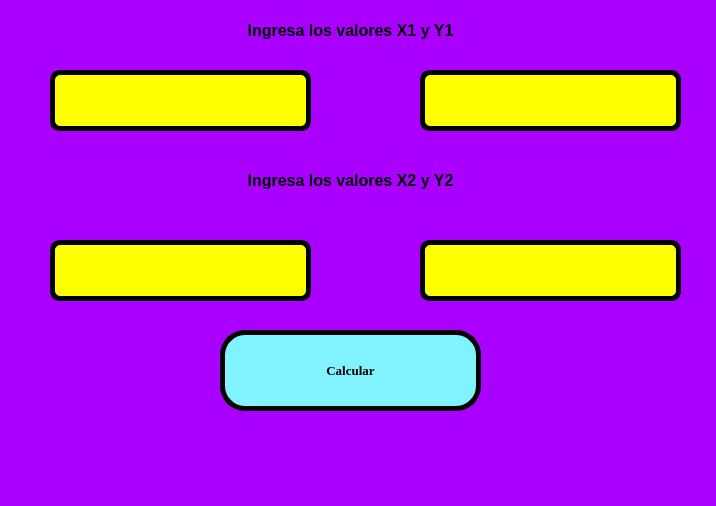
The window that PIP_2025_Eq1/Unidad 1/Ejercicios/E03_PuntoMedio.ui (juliancruz98/PIP_2025_Eq1) describes before a commit, drawn with Qt 5.
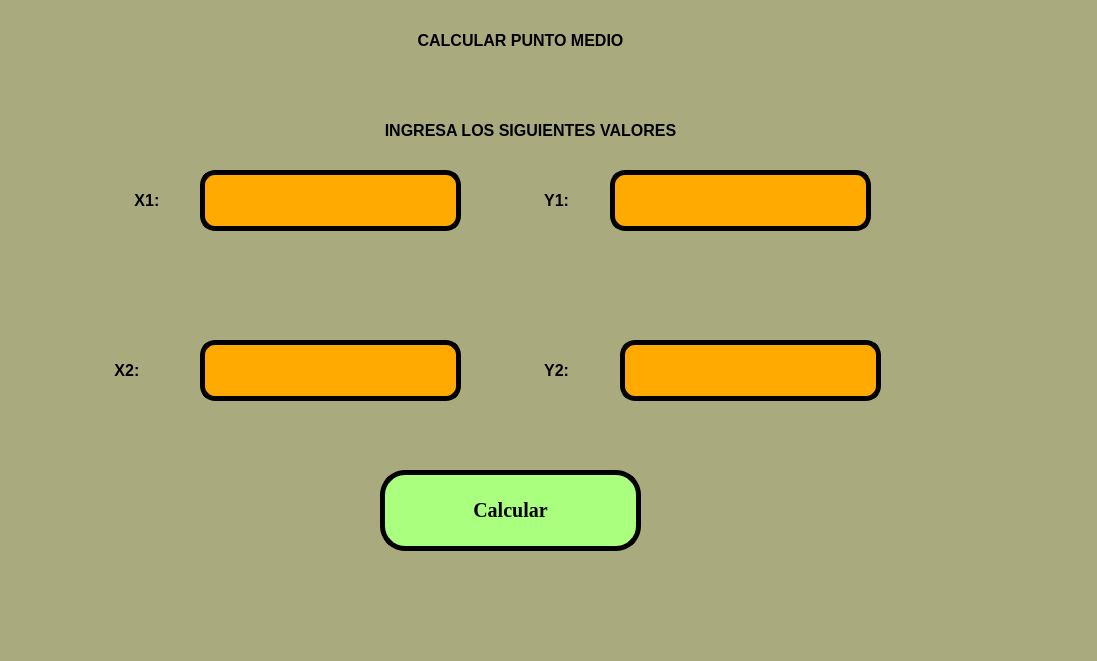
The same window after the commit.

```diff
--- a/PIP_2025_Eq1/Unidad 1/Ejercicios/E03_PuntoMedio.ui
+++ b/PIP_2025_Eq1/Unidad 1/Ejercicios/E03_PuntoMedio.ui
@@ -6,22 +6,22 @@
    <rect>
     <x>0</x>
     <y>0</y>
-    <width>716</width>
-    <height>506</height>
+    <width>1097</width>
+    <height>661</height>
    </rect>
   </property>
   <property name="windowTitle">
    <string>MainWindow</string>
   </property>
   <property name="styleSheet">
-   <string notr="true">background-color: rgb(170, 0, 255);</string>
+   <string notr="true">background-color: rgb(170, 170, 127);</string>
   </property>
   <widget class="QWidget" name="centralwidget">
    <widget class="QPushButton" name="btn_Calcular">
     <property name="geometry">
      <rect>
-      <x>220</x>
-      <y>330</y>
+      <x>380</x>
+      <y>470</y>
       <width>261</width>
       <height>81</height>
      </rect>
@@ -29,13 +29,13 @@
     <property name="font">
      <font>
       <family>Times New Roman</family>
-      <pointsize>10</pointsize>
+      <pointsize>15</pointsize>
       <weight>75</weight>
       <bold>true</bold>
      </font>
     </property>
     <property name="styleSheet">
-     <string notr="true">background-color: rgb(129, 243, 255);
+     <string notr="true">background-color: rgb(170, 255, 127);
 border-radius: 25px;
 border:  5px solid black;</string>
     </property>
@@ -46,8 +46,8 @@
    <widget class="QLineEdit" name="txt_X1">
     <property name="geometry">
      <rect>
-      <x>50</x>
-      <y>70</y>
+      <x>200</x>
+      <y>170</y>
       <width>261</width>
       <height>61</height>
      </rect>
@@ -58,16 +58,16 @@
      </font>
     </property>
     <property name="styleSheet">
-     <string notr="true">background-color: rgb(255, 255, 0);
-border-radius:10px;
+     <string notr="true">background-color: rgb(255, 170, 0);
+border-radius: 15px;
 border:  5px solid black;</string>
     </property>
    </widget>
    <widget class="QLineEdit" name="txt_Y1">
     <property name="geometry">
      <rect>
-      <x>420</x>
-      <y>70</y>
+      <x>610</x>
+      <y>170</y>
       <width>261</width>
       <height>61</height>
      </rect>
@@ -78,16 +78,16 @@
      </font>
     </property>
     <property name="styleSheet">
-     <string notr="true">background-color: rgb(255, 255, 0);
-border-radius:10px;
+     <string notr="true">background-color: rgb(255, 170, 0);
+border-radius: 15px;
 border:  5px solid black;</string>
     </property>
    </widget>
    <widget class="QLineEdit" name="txt_X2">
     <property name="geometry">
      <rect>
-      <x>50</x>
-      <y>240</y>
+      <x>200</x>
+      <y>340</y>
       <width>261</width>
       <height>61</height>
      </rect>
@@ -98,16 +98,16 @@
      </font>
     </property>
     <property name="styleSheet">
-     <string notr="true">background-color: rgb(255, 255, 0);
-border-radius:10px;
+     <string notr="true">background-color: rgb(255, 170, 0);
+border-radius: 15px;
 border:  5px solid black;</string>
     </property>
    </widget>
    <widget class="QLineEdit" name="txt_Y2">
     <property name="geometry">
      <rect>
-      <x>420</x>
-      <y>240</y>
+      <x>620</x>
+      <y>340</y>
       <width>261</width>
       <height>61</height>
      </rect>
@@ -118,55 +118,125 @@
      </font>
     </property>
     <property name="styleSheet">
-     <string notr="true">background-color: rgb(255, 255, 0);
-border-radius:10px;
+     <string notr="true">background-color: rgb(255, 170, 0);
+border-radius: 15px;
 border:  5px solid black;</string>
     </property>
    </widget>
    <widget class="QLabel" name="label">
     <property name="geometry">
      <rect>
-      <x>140</x>
-      <y>10</y>
-      <width>421</width>
+      <x>230</x>
+      <y>110</y>
+      <width>601</width>
       <height>41</height>
      </rect>
     </property>
     <property name="font">
      <font>
       <pointsize>12</pointsize>
+     </font>
+    </property>
+    <property name="text">
+     <string>&lt;html&gt;&lt;head/&gt;&lt;body&gt;&lt;p align=&quot;center&quot;&gt;&lt;span style=&quot; font-weight:600;&quot;&gt;INGRESA LOS SIGUIENTES VALORES&lt;/span&gt;&lt;/p&gt;&lt;/body&gt;&lt;/html&gt;</string>
+    </property>
+   </widget>
+   <widget class="QLabel" name="label_3">
+    <property name="geometry">
+     <rect>
+      <x>540</x>
+      <y>180</y>
+      <width>61</width>
+      <height>41</height>
+     </rect>
+    </property>
+    <property name="font">
+     <font>
+      <pointsize>12</pointsize>
       <weight>75</weight>
       <bold>true</bold>
      </font>
     </property>
     <property name="text">
-     <string>Ingresa los valores X1 y Y1</string>
+     <string> Y1:</string>
     </property>
-    <property name="alignment">
-     <set>Qt::AlignCenter</set>
+   </widget>
+   <widget class="QLabel" name="label_4">
+    <property name="geometry">
+     <rect>
+      <x>540</x>
+      <y>350</y>
+      <width>61</width>
+      <height>41</height>
+     </rect>
+    </property>
+    <property name="font">
+     <font>
+      <pointsize>12</pointsize>
+      <weight>75</weight>
+      <bold>true</bold>
+     </font>
+    </property>
+    <property name="text">
+     <string> Y2:</string>
+    </property>
+   </widget>
+   <widget class="QLabel" name="label_5">
+    <property name="geometry">
+     <rect>
+      <x>110</x>
+      <y>350</y>
+      <width>61</width>
+      <height>41</height>
+     </rect>
+    </property>
+    <property name="font">
+     <font>
+      <pointsize>12</pointsize>
+      <weight>75</weight>
+      <bold>true</bold>
+     </font>
+    </property>
+    <property name="text">
+     <string> X2:</string>
+    </property>
+   </widget>
+   <widget class="QLabel" name="label_6">
+    <property name="geometry">
+     <rect>
+      <x>130</x>
+      <y>180</y>
+      <width>61</width>
+      <height>41</height>
+     </rect>
+    </property>
+    <property name="font">
+     <font>
+      <pointsize>12</pointsize>
+      <weight>75</weight>
+      <bold>true</bold>
+     </font>
+    </property>
+    <property name="text">
+     <string> X1:</string>
     </property>
    </widget>
    <widget class="QLabel" name="label_2">
     <property name="geometry">
      <rect>
-      <x>160</x>
-      <y>160</y>
-      <width>381</width>
+      <x>220</x>
+      <y>20</y>
+      <width>601</width>
       <height>41</height>
      </rect>
     </property>
     <property name="font">
      <font>
       <pointsize>12</pointsize>
-      <weight>75</weight>
-      <bold>true</bold>
      </font>
     </property>
     <property name="text">
-     <string>Ingresa los valores X2 y Y2</string>
-    </property>
-    <property name="alignment">
-     <set>Qt::AlignCenter</set>
+     <string>&lt;html&gt;&lt;head/&gt;&lt;body&gt;&lt;p align=&quot;center&quot;&gt;&lt;span style=&quot; font-weight:600;&quot;&gt;CALCULAR PUNTO MEDIO&lt;/span&gt;&lt;/p&gt;&lt;/body&gt;&lt;/html&gt;</string>
     </property>
    </widget>
   </widget>
```
Left out of the diff: 13 changed lines with no effect on the pictures.
